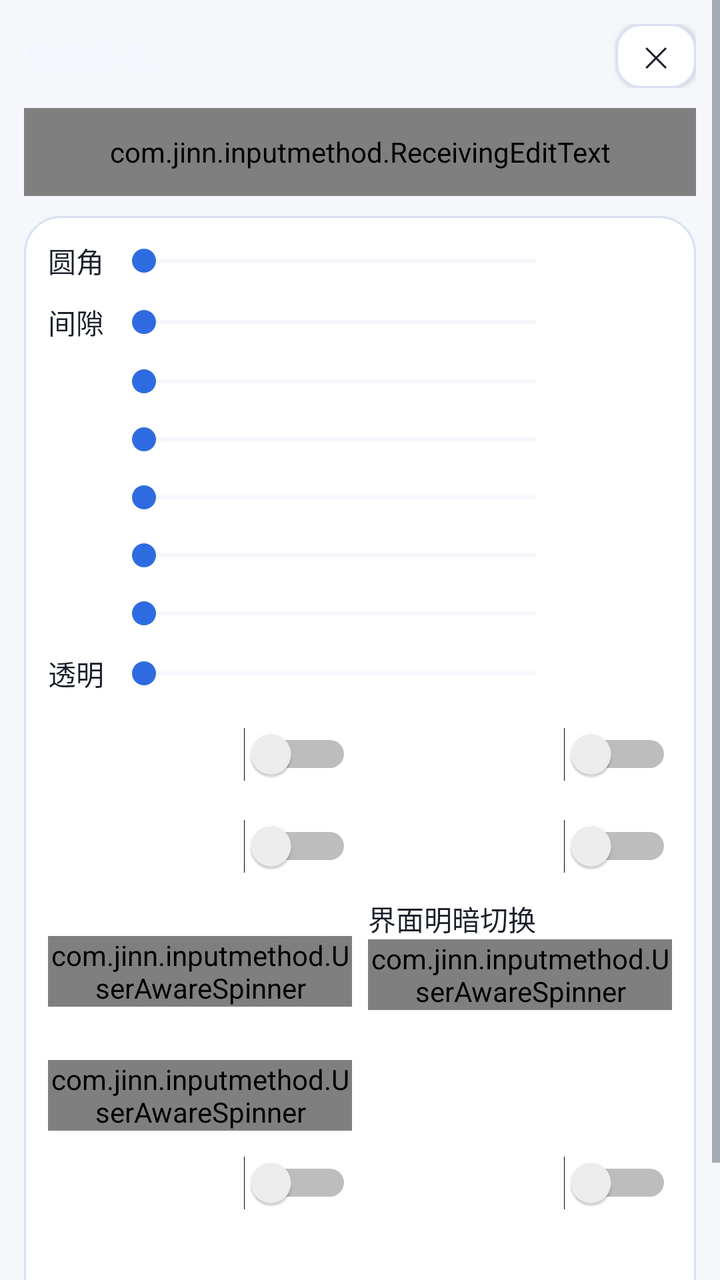
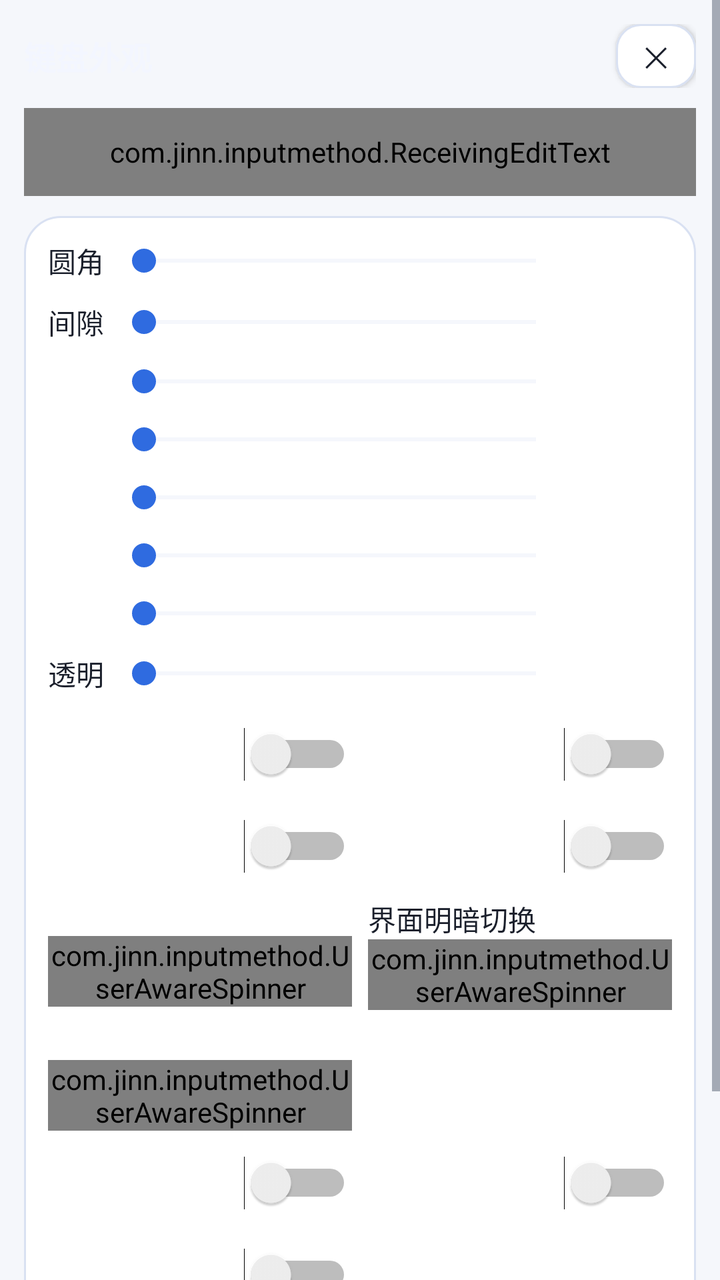

Two renders of the same Android screen: before a commit and after it. Below are the layout's source before the change and the commit's diff.
<!-- AndroidManifest.xml: application theme AppTheme -->
<!-- res/layout/activity_key_appearance.xml -->
<?xml version="1.0" encoding="utf-8"?>
<ScrollView xmlns:android="http://schemas.android.com/apk/res/android"
    android:layout_width="match_parent"
    android:layout_height="match_parent"
    android:fitsSystemWindows="true"
    android:overScrollMode="never">

    <LinearLayout
        android:layout_width="match_parent"
        android:layout_height="wrap_content"
        android:orientation="vertical"
        android:padding="12dp">

        <LinearLayout
            android:layout_width="match_parent"
            android:layout_height="wrap_content"
            android:gravity="center_vertical"
            android:orientation="horizontal">

            <TextView
                android:id="@+id/text_key_appearance_title"
                android:layout_width="0dp"
                android:layout_height="wrap_content"
                android:layout_weight="1"
                android:text="@string/key_appearance_title"
                android:textColor="@color/key_appearance_fg"
                android:textSize="16sp"
                android:textStyle="bold" />

            <Button
                style="@style/SettingsButton"
                android:id="@+id/btn_key_appearance_close"
                android:layout_width="40dp"
                android:layout_height="32dp"
                android:minWidth="0dp"
                android:paddingStart="0dp"
                android:paddingEnd="0dp"
                android:text="@string/symbol_order_close"
                android:textSize="14sp" />
        </LinearLayout>

        
        <com.jinn.inputmethod.ReceivingEditText
            android:layout_width="match_parent"
            android:layout_height="44dp"
            android:layout_marginTop="10dp"
            android:layout_marginBottom="10dp"
            android:background="@drawable/field_aurora"
            android:hint="@string/settings_ime_test_hint"
            android:importantForAutofill="no"
            android:imeOptions="actionDone"
            android:inputType="text"
            android:maxLines="1"
            android:paddingStart="12dp"
            android:paddingEnd="12dp"
            android:textColor="@color/text_primary"
            android:textColorHint="@color/text_secondary"
            android:textSize="14sp" />

        <LinearLayout
            android:layout_width="match_parent"
            android:layout_height="wrap_content"
            android:background="@drawable/card_aurora"
            android:orientation="vertical"
            android:padding="12dp">

            
            <LinearLayout
                android:layout_width="match_parent"
                android:layout_height="wrap_content"
                android:gravity="center_vertical"
                android:orientation="horizontal">

                <TextView
                    android:id="@+id/label_key_corner"
                    android:layout_width="wrap_content"
                    android:layout_height="wrap_content"
                    android:minWidth="32dp"
                    android:text="@string/key_corner_title"
                    android:textColor="@color/text_primary"
                    android:textSize="14sp" />

                <SeekBar
                    android:id="@+id/seek_key_corner"
                    android:layout_width="0dp"
                    android:layout_height="wrap_content"
                    android:layout_marginStart="0dp"
                    android:layout_weight="1"
                    android:progressBackgroundTint="@color/card_stroke"
                    android:progressTint="@color/accent"
                    android:thumbTint="@color/accent" />

                <TextView
                    android:id="@+id/text_key_corner"
                    android:layout_width="wrap_content"
                    android:layout_height="wrap_content"
                    android:gravity="end"
                    android:minWidth="52dp"
                    android:textColor="@color/accent"
                    android:textSize="13sp" />
            </LinearLayout>

            
            <LinearLayout
                android:layout_width="match_parent"
                android:layout_height="wrap_content"
                android:layout_marginTop="10dp"
                android:gravity="center_vertical"
                android:orientation="horizontal">

                <TextView
                    android:id="@+id/label_key_gap"
                    android:layout_width="wrap_content"
                    android:layout_height="wrap_content"
                    android:minWidth="32dp"
                    android:text="@string/key_gap_title"
                    android:textColor="@color/text_primary"
                    android:textSize="14sp" />

                <SeekBar
                    android:id="@+id/seek_key_gap"
                    android:layout_width="0dp"
                    android:layout_height="wrap_content"
                    android:layout_marginStart="0dp"
                    android:layout_weight="1"
                    android:progressBackgroundTint="@color/card_stroke"
                    android:progressTint="@color/accent"
                    android:thumbTint="@color/accent" />

                <TextView
                    android:id="@+id/text_key_gap"
                    android:layout_width="wrap_content"
                    android:layout_height="wrap_content"
                    android:gravity="end"
                    android:minWidth="52dp"
                    android:textColor="@color/accent"
                    android:textSize="13sp" />
            </LinearLayout>

            
            <LinearLayout
                android:layout_width="match_parent"
                android:layout_height="wrap_content"
                android:layout_marginTop="10dp"
                android:gravity="center_vertical"
                android:orientation="horizontal">

                <TextView
                    android:id="@+id/label_key_height"
                    android:layout_width="wrap_content"
                    android:layout_height="wrap_content"
                    android:minWidth="32dp"
                    android:textColor="@color/text_primary"
                    android:textSize="14sp" />

                <SeekBar
                    android:id="@+id/seek_key_height"
                    android:layout_width="0dp"
                    android:layout_height="wrap_content"
                    android:layout_marginStart="0dp"
                    android:layout_weight="1"
                    android:progressBackgroundTint="@color/card_stroke"
                    android:progressTint="@color/accent"
                    android:thumbTint="@color/accent" />

                <TextView
                    android:id="@+id/text_key_height"
                    android:layout_width="wrap_content"
                    android:layout_height="wrap_content"
                    android:gravity="end"
                    android:minWidth="52dp"
                    android:textColor="@color/accent"
                    android:textSize="13sp" />
            </LinearLayout>

            
            <LinearLayout
                android:layout_width="match_parent"
                android:layout_height="wrap_content"
                android:layout_marginTop="10dp"
                android:gravity="center_vertical"
                android:orientation="horizontal">

                <TextView
                    android:id="@+id/label_candidate_spacing"
                    android:layout_width="wrap_content"
                    android:layout_height="wrap_content"
                    android:minWidth="32dp"
                    android:textColor="@color/text_primary"
                    android:textSize="14sp" />

                <SeekBar
                    android:id="@+id/seek_candidate_spacing"
                    android:layout_width="0dp"
                    android:layout_height="wrap_content"
                    android:layout_marginStart="0dp"
                    android:layout_weight="1"
                    android:progressBackgroundTint="@color/card_stroke"
                    android:progressTint="@color/accent"
                    android:thumbTint="@color/accent" />

                <TextView
                    android:id="@+id/text_candidate_spacing"
                    android:layout_width="wrap_content"
                    android:layout_height="wrap_content"
                    android:gravity="end"
                    android:minWidth="52dp"
                    android:textColor="@color/accent"
                    android:textSize="13sp" />
            </LinearLayout>

            
            <LinearLayout
                android:layout_width="match_parent"
                android:layout_height="wrap_content"
                android:layout_marginTop="10dp"
                android:gravity="center_vertical"
                android:orientation="horizontal">

                <TextView
                    android:id="@+id/label_candidate_text_size"
                    android:layout_width="wrap_content"
                    android:layout_height="wrap_content"
                    android:minWidth="32dp"
                    android:textColor="@color/text_primary"
                    android:textSize="14sp" />

                <SeekBar
                    android:id="@+id/seek_candidate_text_size"
                    android:layout_width="0dp"
                    android:layout_height="wrap_content"
                    android:layout_marginStart="0dp"
                    android:layout_weight="1"
                    android:progressBackgroundTint="@color/card_stroke"
                    android:progressTint="@color/accent"
                    android:thumbTint="@color/accent" />

                <TextView
                    android:id="@+id/text_candidate_text_size"
                    android:layout_width="wrap_content"
                    android:layout_height="wrap_content"
                    android:gravity="end"
                    android:minWidth="52dp"
                    android:textColor="@color/accent"
                    android:textSize="13sp" />
            </LinearLayout>

            
            <LinearLayout
                android:layout_width="match_parent"
                android:layout_height="wrap_content"
                android:layout_marginTop="10dp"
                android:gravity="center_vertical"
                android:orientation="horizontal">

                <TextView
                    android:id="@+id/label_pinyin_text_size"
                    android:layout_width="wrap_content"
                    android:layout_height="wrap_content"
                    android:minWidth="32dp"
                    android:textColor="@color/text_primary"
                    android:textSize="14sp" />

                <SeekBar
                    android:id="@+id/seek_pinyin_text_size"
                    android:layout_width="0dp"
                    android:layout_height="wrap_content"
                    android:layout_marginStart="0dp"
                    android:layout_weight="1"
                    android:progressBackgroundTint="@color/card_stroke"
                    android:progressTint="@color/accent"
                    android:thumbTint="@color/accent" />

                <TextView
                    android:id="@+id/text_pinyin_text_size"
                    android:layout_width="wrap_content"
                    android:layout_height="wrap_content"
                    android:gravity="end"
                    android:minWidth="52dp"
                    android:textColor="@color/accent"
                    android:textSize="13sp" />
            </LinearLayout>

            
            <LinearLayout
                android:layout_width="match_parent"
                android:layout_height="wrap_content"
                android:layout_marginTop="10dp"
                android:gravity="center_vertical"
                android:orientation="horizontal">

                <TextView
                    android:id="@+id/label_pinyin_line_gap"
                    android:layout_width="wrap_content"
                    android:layout_height="wrap_content"
                    android:minWidth="32dp"
                    android:textColor="@color/text_primary"
                    android:textSize="14sp" />

                <SeekBar
                    android:id="@+id/seek_pinyin_line_gap"
                    android:layout_width="0dp"
                    android:layout_height="wrap_content"
                    android:layout_marginStart="0dp"
                    android:layout_weight="1"
                    android:progressBackgroundTint="@color/card_stroke"
                    android:progressTint="@color/accent"
                    android:thumbTint="@color/accent" />

                <TextView
                    android:id="@+id/text_pinyin_line_gap"
                    android:layout_width="wrap_content"
                    android:layout_height="wrap_content"
                    android:gravity="end"
                    android:minWidth="52dp"
                    android:textColor="@color/accent"
                    android:textSize="13sp" />
            </LinearLayout>

            
            <LinearLayout
                android:layout_width="match_parent"
                android:layout_height="wrap_content"
                android:layout_marginTop="10dp"
                android:gravity="center_vertical"
                android:orientation="horizontal">

                <TextView
                    android:id="@+id/label_key_transparency"
                    android:layout_width="wrap_content"
                    android:layout_height="wrap_content"
                    android:minWidth="32dp"
                    android:text="@string/key_transparency_title"
                    android:textColor="@color/text_primary"
                    android:textSize="14sp" />

                <SeekBar
                    android:id="@+id/seek_key_transparency"
                    android:layout_width="0dp"
                    android:layout_height="wrap_content"
                    android:layout_marginStart="0dp"
                    android:layout_weight="1"
                    android:progressBackgroundTint="@color/card_stroke"
                    android:progressTint="@color/accent"
                    android:thumbTint="@color/accent" />

                <TextView
                    android:id="@+id/text_key_transparency"
                    android:layout_width="wrap_content"
                    android:layout_height="wrap_content"
                    android:gravity="end"
                    android:minWidth="52dp"
                    android:textColor="@color/accent"
                    android:textSize="13sp" />
            </LinearLayout>

            
            <LinearLayout
                android:layout_width="match_parent"
                android:layout_height="wrap_content"
                android:layout_marginTop="10dp"
                android:baselineAligned="false"
                android:orientation="horizontal">

                <Switch
                    android:id="@+id/switch_letter_uppercase"
                    android:layout_width="0dp"
                    android:layout_height="wrap_content"
                    android:layout_weight="1"
                    android:minHeight="40dp"
                    android:textColor="@color/text_primary"
                    android:textSize="14sp" />

                <Switch
                    android:id="@+id/switch_key_hint"
                    android:layout_width="0dp"
                    android:layout_height="wrap_content"
                    android:layout_marginStart="8dp"
                    android:layout_weight="1"
                    android:minHeight="40dp"
                    android:textColor="@color/text_primary"
                    android:textSize="14sp" />
            </LinearLayout>

            <LinearLayout
                android:layout_width="match_parent"
                android:layout_height="wrap_content"
                android:layout_marginTop="6dp"
                android:baselineAligned="false"
                android:orientation="horizontal">

                <Switch
                    android:id="@+id/switch_pinyin_quanpin"
                    android:layout_width="0dp"
                    android:layout_height="wrap_content"
                    android:layout_weight="1"
                    android:minHeight="40dp"
                    android:textColor="@color/text_primary"
                    android:textSize="14sp" />

                <Switch
                    android:id="@+id/switch_candidate_paging"
                    android:layout_width="0dp"
                    android:layout_height="wrap_content"
                    android:layout_marginStart="8dp"
                    android:layout_weight="1"
                    android:minHeight="40dp"
                    android:textColor="@color/text_primary"
                    android:textSize="14sp" />
            </LinearLayout>

            <LinearLayout
                android:layout_width="match_parent"
                android:layout_height="wrap_content"
                android:layout_marginTop="6dp"
                android:baselineAligned="false"
                android:orientation="horizontal">

                <LinearLayout
                    android:layout_width="0dp"
                    android:layout_height="wrap_content"
                    android:layout_weight="1"
                    android:orientation="vertical">

                    <TextView
                        android:id="@+id/label_candidate_rows"
                        android:layout_width="match_parent"
                        android:layout_height="wrap_content"
                        android:textColor="@color/text_primary"
                        android:textSize="14sp" />

                    <com.jinn.inputmethod.UserAwareSpinner
                        android:id="@+id/spinner_candidate_rows"
                        android:layout_width="match_parent"
                        android:layout_height="wrap_content"
                        android:spinnerMode="dropdown" />
                </LinearLayout>

                <LinearLayout
                    android:layout_width="0dp"
                    android:layout_height="wrap_content"
                    android:layout_marginStart="8dp"
                    android:layout_weight="1"
                    android:orientation="vertical">

                    <TextView
                        android:id="@+id/label_theme_mode"
                        android:layout_width="match_parent"
                        android:layout_height="wrap_content"
                        android:text="@string/theme_card_title"
                        android:textColor="@color/text_primary"
                        android:textSize="14sp" />

                    <com.jinn.inputmethod.UserAwareSpinner
                        android:id="@+id/spinner_theme"
                        android:layout_width="match_parent"
                        android:layout_height="wrap_content"
                        android:spinnerMode="dropdown" />
                </LinearLayout>
            </LinearLayout>

            <LinearLayout
                android:layout_width="match_parent"
                android:layout_height="wrap_content"
                android:layout_marginTop="6dp"
                android:baselineAligned="false"
                android:orientation="horizontal">

                <LinearLayout
                    android:layout_width="0dp"
                    android:layout_height="wrap_content"
                    android:layout_weight="1"
                    android:orientation="vertical">

                    <TextView
                        android:id="@+id/label_candidate_append"
                        android:layout_width="match_parent"
                        android:layout_height="wrap_content"
                        android:textColor="@color/text_primary"
                        android:textSize="14sp" />

                    <com.jinn.inputmethod.UserAwareSpinner
                        android:id="@+id/spinner_candidate_append"
                        android:layout_width="match_parent"
                        android:layout_height="wrap_content"
                        android:spinnerMode="dropdown" />
                </LinearLayout>

                <View
                    android:layout_width="0dp"
                    android:layout_height="1dp"
                    android:layout_marginStart="8dp"
                    android:layout_weight="1" />
            </LinearLayout>

            
            <LinearLayout
                android:layout_width="match_parent"
                android:layout_height="wrap_content"
                android:layout_marginTop="6dp"
                android:baselineAligned="false"
                android:orientation="horizontal">

                <Switch
                    android:id="@+id/switch_caps_oneshot"
                    android:layout_width="0dp"
                    android:layout_height="wrap_content"
                    android:layout_weight="1"
                    android:minHeight="40dp"
                    android:textColor="@color/text_primary"
                    android:textSize="14sp" />

                <Switch
                    android:id="@+id/switch_longpress_lower_uppercase"
                    android:layout_width="0dp"
                    android:layout_height="wrap_content"
                    android:layout_marginStart="8dp"
                    android:layout_weight="1"
                    android:minHeight="40dp"
                    android:textColor="@color/text_primary"
                    android:textSize="14sp" />
            </LinearLayout>

            <LinearLayout
                android:id="@+id/row_theme_schedule"
                android:layout_width="match_parent"
                android:layout_height="wrap_content"
                android:layout_marginTop="6dp"
                android:orientation="horizontal"
                android:visibility="gone">

                <Button
                    style="@style/SettingsButton"
                    android:id="@+id/btn_theme_light_at"
                    android:layout_width="0dp"
                    android:layout_height="wrap_content"
                    android:layout_weight="1"
                    android:minWidth="0dp" />

                <Button
                    style="@style/SettingsButton"
                    android:id="@+id/btn_theme_dark_at"
                    android:layout_width="0dp"
                    android:layout_height="wrap_content"
                    android:layout_marginStart="8dp"
                    android:layout_weight="1"
                    android:minWidth="0dp" />
            </LinearLayout>
            
            
            <LinearLayout
                android:layout_width="match_parent"
                android:layout_height="wrap_content"
                android:layout_marginTop="12dp"
                android:gravity="center_vertical"
                android:orientation="horizontal">

                <TextView
                    android:id="@+id/text_skin_light_title"
                    android:layout_width="wrap_content"
                    android:layout_height="wrap_content"
                    android:textColor="@color/text_primary"
                    android:textSize="13sp"
                    android:textStyle="bold" />

                <TextView
                    android:id="@+id/text_skin_light_desc"
                    android:layout_width="0dp"
                    android:layout_height="wrap_content"
                    android:layout_marginStart="8dp"
                    android:layout_weight="1"
                    android:paddingStart="4dp"
                    android:paddingEnd="4dp"
                    android:textColor="@color/text_primary"
                    android:textSize="12sp" />
            </LinearLayout>

            <LinearLayout
                android:id="@+id/skin_row_light"
                android:layout_width="match_parent"
                android:layout_height="wrap_content"
                android:layout_marginTop="6dp"
                android:orientation="vertical" />

            <LinearLayout
                android:layout_width="match_parent"
                android:layout_height="wrap_content"
                android:layout_marginTop="10dp"
                android:gravity="center_vertical"
                android:orientation="horizontal">

                <TextView
                    android:id="@+id/text_skin_dark_title"
                    android:layout_width="wrap_content"
                    android:layout_height="wrap_content"
                    android:textColor="@color/text_primary"
                    android:textSize="13sp"
                    android:textStyle="bold" />

                <TextView
                    android:id="@+id/text_skin_dark_desc"
                    android:layout_width="0dp"
                    android:layout_height="wrap_content"
                    android:layout_marginStart="8dp"
                    android:layout_weight="1"
                    android:paddingStart="4dp"
                    android:paddingEnd="4dp"
                    android:textColor="@color/text_primary"
                    android:textSize="12sp" />
            </LinearLayout>

            <LinearLayout
                android:id="@+id/skin_row_dark"
                android:layout_width="match_parent"
                android:layout_height="wrap_content"
                android:layout_marginTop="6dp"
                android:orientation="vertical" />

        </LinearLayout>
    </LinearLayout>
</ScrollView>
<!-- resources referenced by this layout -->
<resources>
  <color name="accent">#2F6BE0</color>
  <color name="card_stroke">#D9E1F2</color>
  <color name="key_appearance_fg">#F3F6FF</color>
  <color name="text_primary">#1A1F2B</color>
  <color name="text_secondary">#5A6474</color>
  <!-- drawable card_aurora (drawable) -->
  <?xml version="1.0" encoding="utf-8"?>
  <shape xmlns:android="http://schemas.android.com/apk/res/android"
      android:shape="rectangle">
      <solid android:color="@color/card_bg" />
      <corners android:radius="18dp" />
      <stroke
          android:width="1dp"
          android:color="@color/card_stroke" />
  </shape>
  <!-- drawable field_aurora (drawable) -->
  <?xml version="1.0" encoding="utf-8"?>
  <selector xmlns:android="http://schemas.android.com/apk/res/android">
      <item android:state_focused="true">
          <shape android:shape="rectangle">
              <solid android:color="@color/field_bg" />
              <corners android:radius="12dp" />
              <stroke
                  android:width="1.5dp"
                  android:color="@color/aurora_cyan" />
          </shape>
      </item>
      <item>
          <shape android:shape="rectangle">
              <solid android:color="@color/field_bg" />
              <corners android:radius="12dp" />
              <stroke
                  android:width="1dp"
                  android:color="@color/card_stroke" />
          </shape>
      </item>
  </selector>
  <string name="key_appearance_title">键盘外观</string>
  <string name="key_corner_title">圆角</string>
  <string name="key_gap_title">间隙</string>
  <string name="key_transparency_title">透明</string>
  <string name="settings_ime_test_hint">点这里唤起键盘</string>
  <string name="symbol_order_close">✕</string>
  <string name="theme_card_title">界面明暗切换</string>
  <style name="SettingsButton">
          <item name="android:layout_width">match_parent</item>
          <item name="android:layout_height">40dp</item>
          <item name="android:background">@drawable/btn_aurora_secondary</item>
          <item name="android:textColor">@color/text_primary</item>
          <item name="android:textSize">13sp</item>
          <item name="android:gravity">center</item>
      </style>
  <color name="card_bg">#FFFFFF</color>
  <color name="field_bg">#F1F4FC</color>
  <color name="aurora_cyan">#0A7A90</color>
  <!-- drawable btn_aurora_secondary (drawable) -->
  <?xml version="1.0" encoding="utf-8"?>
  <ripple xmlns:android="http://schemas.android.com/apk/res/android"
      android:color="@color/ripple_on_surface">
      <item>
          <shape android:shape="rectangle">
              <solid android:color="@color/btn_secondary_bg" />
              <corners android:radius="12dp" />
              <stroke
                  android:width="1dp"
                  android:color="@color/card_stroke" />
          </shape>
      </item>
  </ripple>
  <color name="app_bg">#F5F7FB</color>
  <color name="nav_bar">#1A1F2B</color>
  <style name="AppDialogTheme" parent="@android:style/Theme.Material.Light.Dialog.Alert">
          <item name="android:colorAccent">@color/accent</item>
          <item name="android:colorBackground">@color/app_bg</item>
          <item name="android:textColorPrimary">@color/text_primary</item>
          <item name="android:textColorSecondary">@color/text_secondary</item>
      </style>
  <color name="ripple_on_surface">#1A000000</color>
  <color name="btn_secondary_bg">#FFFFFF</color>
  <!-- unchanged entries left out for length: 1 -->
</resources>

<!-- the commit's change to res/layout/activity_key_appearance.xml (unified diff, before → after) -->
@@ -521,6 +521,30 @@
                     android:textSize="14sp" />
             </LinearLayout>
 
+            
+            <LinearLayout
+                android:layout_width="match_parent"
+                android:layout_height="wrap_content"
+                android:layout_marginTop="6dp"
+                android:baselineAligned="false"
+                android:orientation="horizontal">
+
+                <Switch
+                    android:id="@+id/switch_pinyin_mark"
+                    android:layout_width="0dp"
+                    android:layout_height="wrap_content"
+                    android:layout_weight="1"
+                    android:minHeight="40dp"
+                    android:textColor="@color/text_primary"
+                    android:textSize="14sp" />
+
+                <View
+                    android:layout_width="0dp"
+                    android:layout_height="1dp"
+                    android:layout_marginStart="8dp"
+                    android:layout_weight="1" />
+            </LinearLayout>
+
             <LinearLayout
                 android:id="@+id/row_theme_schedule"
                 android:layout_width="match_parent"
